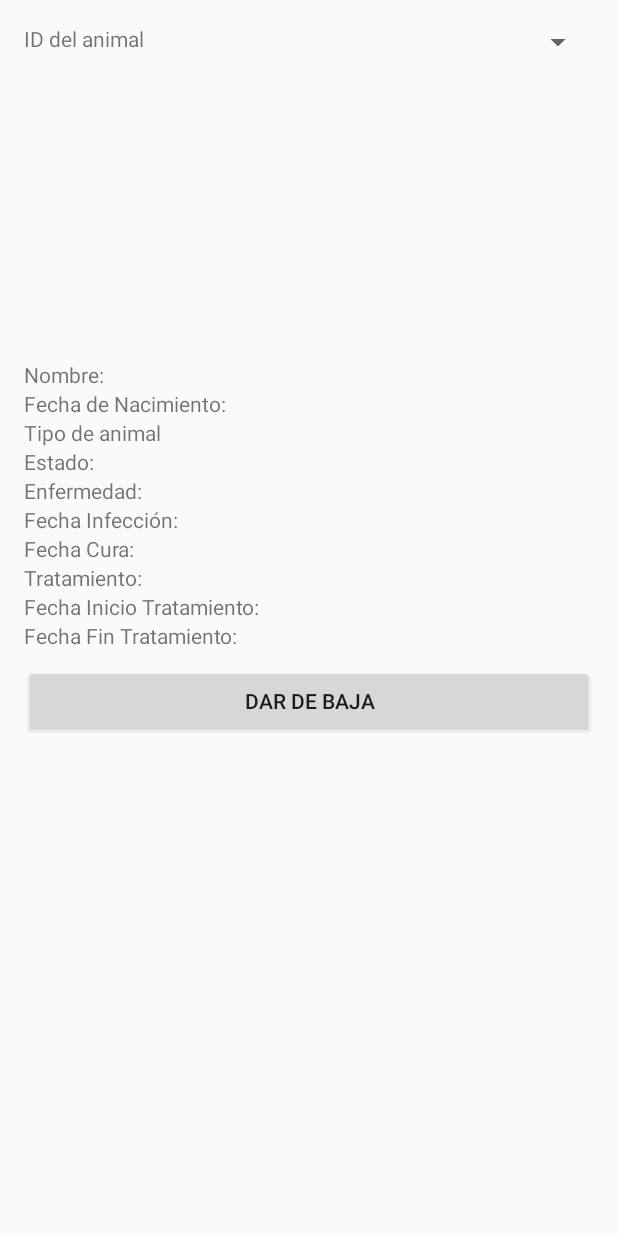
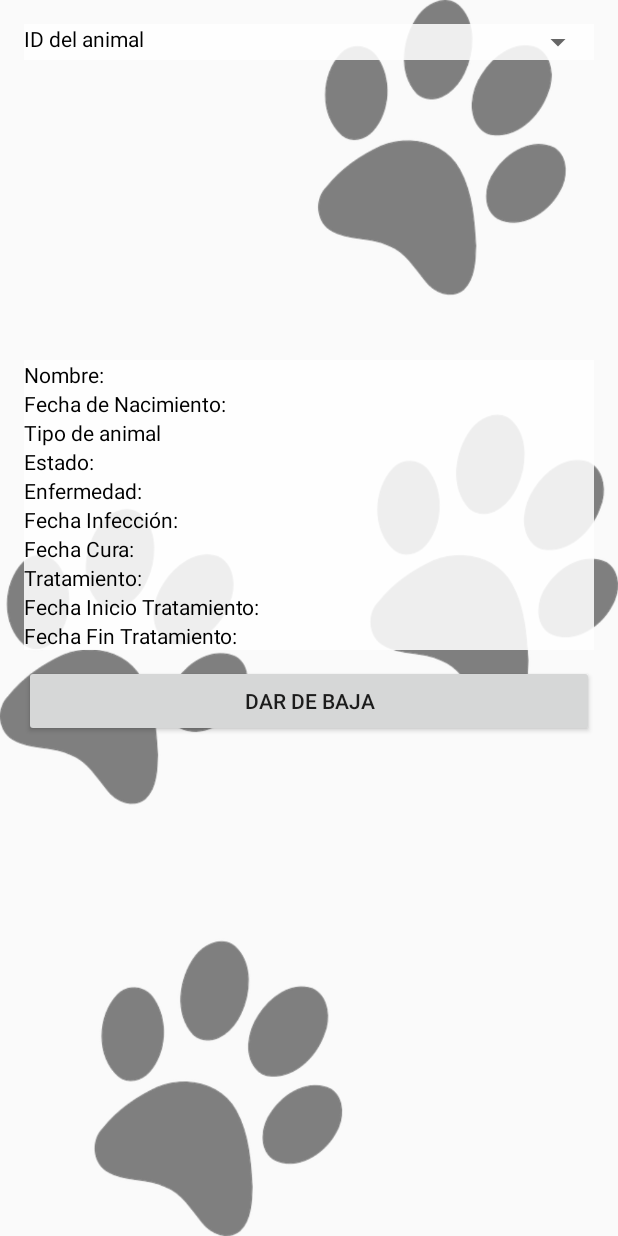
Before and after one commit to jlsoriano86/Protectora, an Android app: the BajaAnimalesActivity screen opened directly, with no data from a screen before it, on a phone screen of 412 x 824 dp. Run offline under Robolectric (Android 15) with nearby library versions, the phone set to English and light mode, and no system bars.

Commit message:
Añadido fondo a toda la app

```diff
--- a/app/src/main/res/layout/activity_animales.xml
+++ b/app/src/main/res/layout/activity_animales.xml
@@ -6,6 +6,7 @@
     android:layout_height="match_parent"
     android:orientation="vertical"
     android:padding="10dp"
+    android:background="@drawable/fondoapp"
     tools:context=".AnimalesActivity">
 
     <Button
--- a/app/src/main/res/layout/activity_baja_animales.xml
+++ b/app/src/main/res/layout/activity_baja_animales.xml
@@ -6,9 +6,11 @@
     android:layout_height="match_parent"
     android:orientation="vertical"
     android:padding="16dp"
+    android:background="@drawable/fondoapp"
     tools:context=".BajaAnimalesActivity">
 
     <LinearLayout
+        android:background="#ddffffff"
         android:layout_width="match_parent"
         android:layout_height="wrap_content"
         android:orientation="horizontal">
@@ -18,13 +20,15 @@
             android:layout_width="wrap_content"
             android:layout_height="wrap_content"
             android:layout_weight="1"
-            android:text="ID del animal" />
+            android:text="ID del animal"
+            android:textColor="@android:color/black"/>
 
         <Spinner
             android:id="@+id/spID"
             android:layout_width="wrap_content"
             android:layout_height="wrap_content"
-            android:layout_weight="1" />
+            android:layout_weight="1"
+            android:textColor="@android:color/black"/>
 
     </LinearLayout>
 
@@ -42,6 +46,7 @@
     </FrameLayout>
 
     <LinearLayout
+        android:background="#ddffffff"
         android:layout_width="match_parent"
         android:layout_height="wrap_content"
         android:orientation="horizontal">
@@ -51,6 +56,7 @@
             android:layout_width="wrap_content"
             android:layout_height="wrap_content"
             android:layout_weight="1"
+            android:textColor="@android:color/black"
             android:text="Nombre:" />
 
         <TextView
@@ -59,12 +65,14 @@
             android:layout_height="wrap_content"
             android:layout_weight="1"
             android:ems="10"
+            android:textColor="@android:color/black"
             android:inputType="textPersonName" />
 
 
     </LinearLayout>
 
     <LinearLayout
+        android:background="#ddffffff"
         android:layout_width="match_parent"
         android:layout_height="wrap_content"
         android:orientation="horizontal">
@@ -74,6 +82,7 @@
             android:layout_width="wrap_content"
             android:layout_height="wrap_content"
             android:layout_weight="1"
+            android:textColor="@android:color/black"
             android:text="Fecha de Nacimiento:" />
 
         <TextView
@@ -82,12 +91,14 @@
             android:layout_height="wrap_content"
             android:layout_weight="1"
             android:ems="10"
+            android:textColor="@android:color/black"
             android:inputType="textPersonName" />
 
 
     </LinearLayout>
 
     <LinearLayout
+        android:background="#ddffffff"
         android:layout_width="match_parent"
         android:layout_height="wrap_content"
         android:orientation="horizontal">
@@ -97,17 +108,20 @@
             android:layout_width="wrap_content"
             android:layout_height="wrap_content"
             android:layout_weight="1"
+            android:textColor="@android:color/black"
             android:text="Tipo de animal" />
 
         <TextView
             android:id="@+id/spTipo"
             android:layout_width="wrap_content"
             android:layout_height="wrap_content"
+            android:textColor="@android:color/black"
             android:layout_weight="1" />
 
     </LinearLayout>
 
     <LinearLayout
+        android:background="#ddffffff"
         android:layout_width="match_parent"
         android:layout_height="wrap_content"
         android:orientation="horizontal">
@@ -117,17 +131,20 @@
             android:layout_width="wrap_content"
             android:layout_height="wrap_content"
             android:layout_weight="1"
+            android:textColor="@android:color/black"
             android:text="Estado:" />
 
         <TextView
             android:id="@+id/spEstado"
             android:layout_width="wrap_content"
             android:layout_height="wrap_content"
+            android:textColor="@android:color/black"
             android:layout_weight="1" />
 
     </LinearLayout>
 
     <LinearLayout
+        android:background="#ddffffff"
         android:layout_width="match_parent"
         android:layout_height="wrap_content"
         android:orientation="horizontal">
@@ -137,6 +154,7 @@
             android:layout_width="wrap_content"
             android:layout_height="wrap_content"
             android:layout_weight="1"
+            android:textColor="@android:color/black"
             android:text="Enfermedad:" />
 
         <TextView
@@ -145,10 +163,12 @@
             android:layout_height="wrap_content"
             android:layout_weight="1"
             android:ems="10"
+            android:textColor="@android:color/black"
             android:inputType="textPersonName" />
     </LinearLayout>
 
     <LinearLayout
+        android:background="#ddffffff"
         android:layout_width="match_parent"
         android:layout_height="wrap_content"
         android:orientation="horizontal">
@@ -158,6 +178,7 @@
             android:layout_width="wrap_content"
             android:layout_height="wrap_content"
             android:layout_weight="1"
+            android:textColor="@android:color/black"
             android:text="Fecha Infección:" />
 
         <TextView
@@ -166,10 +187,12 @@
             android:layout_height="wrap_content"
             android:layout_weight="1"
             android:ems="10"
+            android:textColor="@android:color/black"
             android:inputType="textPersonName" />
     </LinearLayout>
 
     <LinearLayout
+        android:background="#ddffffff"
         android:layout_width="match_parent"
         android:layout_height="wrap_content"
         android:orientation="horizontal">
@@ -179,6 +202,7 @@
             android:layout_width="wrap_content"
             android:layout_height="wrap_content"
             android:layout_weight="1"
+            android:textColor="@android:color/black"
             android:text="Fecha Cura:" />
 
         <TextView
@@ -187,10 +211,12 @@
             android:layout_height="wrap_content"
             android:layout_weight="1"
             android:ems="10"
+            android:textColor="@android:color/black"
             android:inputType="textPersonName" />
     </LinearLayout>
 
     <LinearLayout
+        android:background="#ddffffff"
         android:layout_width="match_parent"
         android:layout_height="wrap_content"
         android:orientation="horizontal">
@@ -200,6 +226,7 @@
             android:layout_width="wrap_content"
             android:layout_height="wrap_content"
             android:layout_weight="1"
+            android:textColor="@android:color/black"
             android:text="Tratamiento:" />
 
         <TextView
@@ -208,10 +235,12 @@
             android:layout_height="wrap_content"
             android:layout_weight="1"
             android:ems="10"
+            android:textColor="@android:color/black"
             android:inputType="textPersonName" />
     </LinearLayout>
 
     <LinearLayout
+        android:background="#ddffffff"
         android:layout_width="match_parent"
         android:layout_height="wrap_content"
         android:orientation="horizontal">
@@ -221,6 +250,7 @@
             android:layout_width="wrap_content"
             android:layout_height="wrap_content"
             android:layout_weight="1"
+            android:textColor="@android:color/black"
             android:text="Fecha Inicio Tratamiento:" />
 
         <TextView
@@ -229,10 +259,12 @@
             android:layout_height="wrap_content"
             android:layout_weight="1"
             android:ems="10"
+            android:textColor="@android:color/black"
             android:inputType="textPersonName" />
     </LinearLayout>
 
     <LinearLayout
+        android:background="#ddffffff"
         android:layout_width="match_parent"
         android:layout_height="wrap_content"
         android:orientation="horizontal">
@@ -242,6 +274,7 @@
             android:layout_width="wrap_content"
             android:layout_height="wrap_content"
             android:layout_weight="1"
+            android:textColor="@android:color/black"
             android:text="Fecha Fin Tratamiento:" />
 
         <TextView
@@ -250,6 +283,7 @@
             android:layout_height="wrap_content"
             android:layout_weight="1"
             android:ems="10"
+            android:textColor="@android:color/black"
             android:inputType="textPersonName" />
     </LinearLayout>
 
--- a/app/src/main/res/layout/activity_principal.xml
+++ b/app/src/main/res/layout/activity_principal.xml
@@ -6,6 +6,7 @@
     android:layout_height="match_parent"
     android:layout_margin="10dp"
     android:orientation="vertical"
+    android:background="@drawable/fondoapp"
     tools:context=".Principal">
 
     <ImageView
--- a/app/src/main/res/layout/activity_tareas.xml
+++ b/app/src/main/res/layout/activity_tareas.xml
@@ -5,6 +5,7 @@
     android:layout_width="match_parent"
     android:layout_height="match_parent"
     android:orientation="vertical"
+    android:background="@drawable/fondoapp"
     tools:context=".TareasActivity">
 
     <ListView
```
Also changed, not shown: app/src/main/res/layout/activity_alta_animales.xml (+22 -7 lines), app/src/main/res/layout/activity_consulta_animales.xml (+34 -0 lines), app/src/main/res/layout/activity_modifica_animales.xml (+31 -0 lines), app/src/main/res/drawable/fondoApp.jpg (deleted), app/src/main/res/drawable/fondoapp.png (added).
